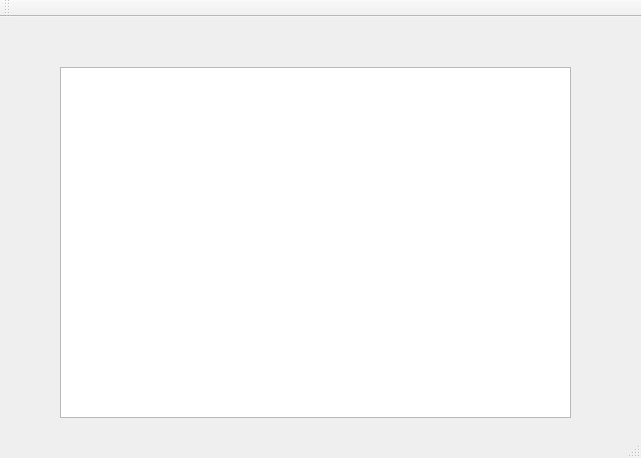
The window that spriteview.ui (Mitten25/SpriteEditor) describes before a commit, drawn with Qt 5.
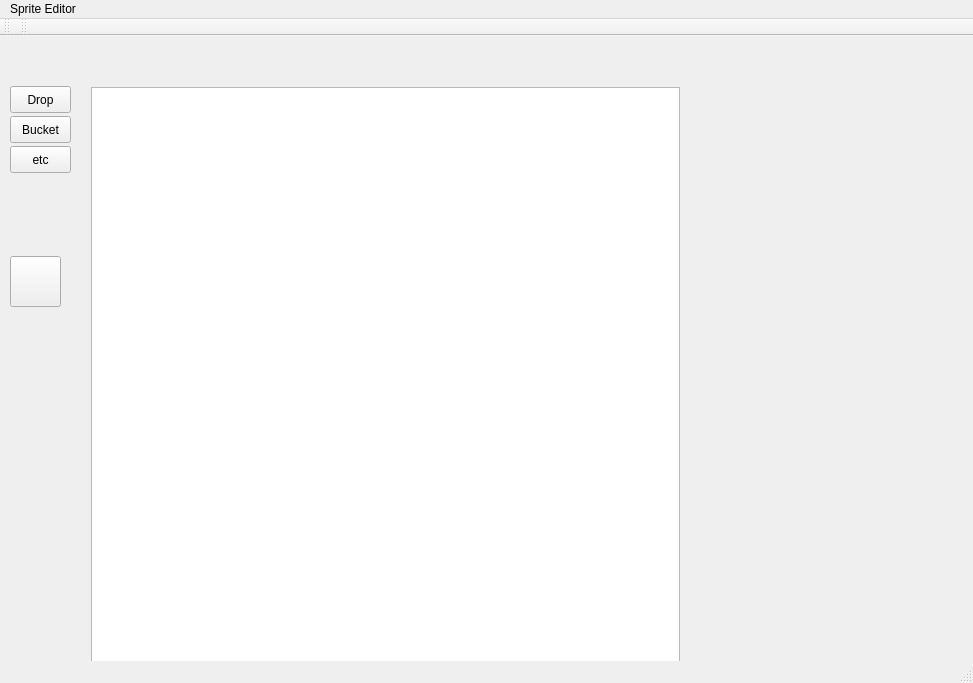
The same window after the commit.

Commit message: add tableview and color picker button

What changed in the file:
```diff
--- a/spriteview.ui
+++ b/spriteview.ui
@@ -6,34 +6,122 @@
    <rect>
     <x>0</x>
     <y>0</y>
-    <width>641</width>
-    <height>458</height>
+    <width>973</width>
+    <height>683</height>
    </rect>
   </property>
   <property name="minimumSize">
    <size>
-    <width>641</width>
+    <width>0</width>
     <height>0</height>
    </size>
   </property>
   <property name="maximumSize">
    <size>
-    <width>641</width>
-    <height>458</height>
+    <width>16777215</width>
+    <height>16777215</height>
    </size>
   </property>
   <property name="windowTitle">
    <string>SpriteView</string>
   </property>
   <widget class="QWidget" name="centralWidget">
-   <widget class="QTableView" name="tableView">
+   <property name="maximumSize">
+    <size>
+     <width>16777215</width>
+     <height>16777215</height>
+    </size>
+   </property>
+   <widget class="QWidget" name="horizontalLayoutWidget">
     <property name="geometry">
      <rect>
-      <x>60</x>
+      <x>80</x>
+      <y>40</y>
+      <width>611</width>
+      <height>621</height>
+     </rect>
+    </property>
+    <layout class="QHBoxLayout" name="horizontalLayout">
+     <item>
+      <widget class="QTableView" name="tableView">
+       <attribute name="horizontalHeaderVisible">
+        <bool>false</bool>
+       </attribute>
+       <attribute name="horizontalHeaderDefaultSectionSize">
+        <number>15</number>
+       </attribute>
+       <attribute name="horizontalHeaderHighlightSections">
+        <bool>false</bool>
+       </attribute>
+       <attribute name="horizontalHeaderMinimumSectionSize">
+        <number>15</number>
+       </attribute>
+       <attribute name="verticalHeaderVisible">
+        <bool>false</bool>
+       </attribute>
+       <attribute name="verticalHeaderDefaultSectionSize">
+        <number>15</number>
+       </attribute>
+       <attribute name="verticalHeaderHighlightSections">
+        <bool>false</bool>
+       </attribute>
+       <attribute name="verticalHeaderMinimumSectionSize">
+        <number>15</number>
+       </attribute>
+      </widget>
+     </item>
+    </layout>
+   </widget>
+   <widget class="QPushButton" name="pushButton_2">
+    <property name="geometry">
+     <rect>
+      <x>10</x>
       <y>50</y>
-      <width>511</width>
-      <height>351</height>
+      <width>61</width>
+      <height>27</height>
      </rect>
+    </property>
+    <property name="text">
+     <string>Drop</string>
+    </property>
+   </widget>
+   <widget class="QPushButton" name="pushButton">
+    <property name="geometry">
+     <rect>
+      <x>10</x>
+      <y>110</y>
+      <width>61</width>
+      <height>27</height>
+     </rect>
+    </property>
+    <property name="text">
+     <string>etc</string>
+    </property>
+   </widget>
+   <widget class="QPushButton" name="pushButton_3">
+    <property name="geometry">
+     <rect>
+      <x>10</x>
+      <y>80</y>
+      <width>61</width>
+      <height>27</height>
+     </rect>
+    </property>
+    <property name="text">
+     <string>Bucket</string>
+    </property>
+   </widget>
+   <widget class="QPushButton" name="colorButton">
+    <property name="geometry">
+     <rect>
+      <x>10</x>
+      <y>220</y>
+      <width>51</width>
+      <height>51</height>
+     </rect>
+    </property>
+    <property name="text">
+     <string/>
     </property>
    </widget>
   </widget>
@@ -42,10 +130,16 @@
     <rect>
      <x>0</x>
      <y>0</y>
-     <width>641</width>
+     <width>973</width>
      <height>25</height>
     </rect>
    </property>
+   <widget class="QMenu" name="menuSprite_Editor">
+    <property name="title">
+     <string>Sprite Editor</string>
+    </property>
+   </widget>
+   <addaction name="menuSprite_Editor"/>
   </widget>
   <widget class="QToolBar" name="mainToolBar">
    <attribute name="toolBarArea">
@@ -56,6 +150,17 @@
    </attribute>
   </widget>
   <widget class="QStatusBar" name="statusBar"/>
+  <widget class="QToolBar" name="toolBar">
+   <property name="windowTitle">
+    <string>toolBar</string>
+   </property>
+   <attribute name="toolBarArea">
+    <enum>TopToolBarArea</enum>
+   </attribute>
+   <attribute name="toolBarBreak">
+    <bool>false</bool>
+   </attribute>
+  </widget>
  </widget>
  <layoutdefault spacing="6" margin="11"/>
  <resources/>
```
The commit also changes 5 other files.
